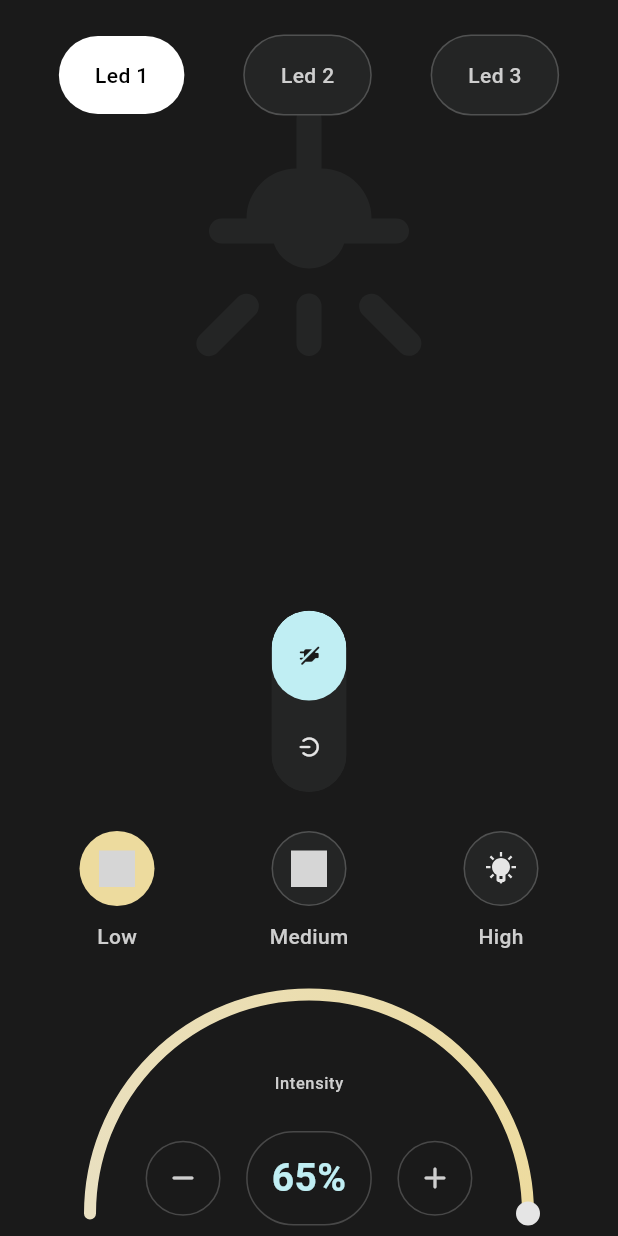
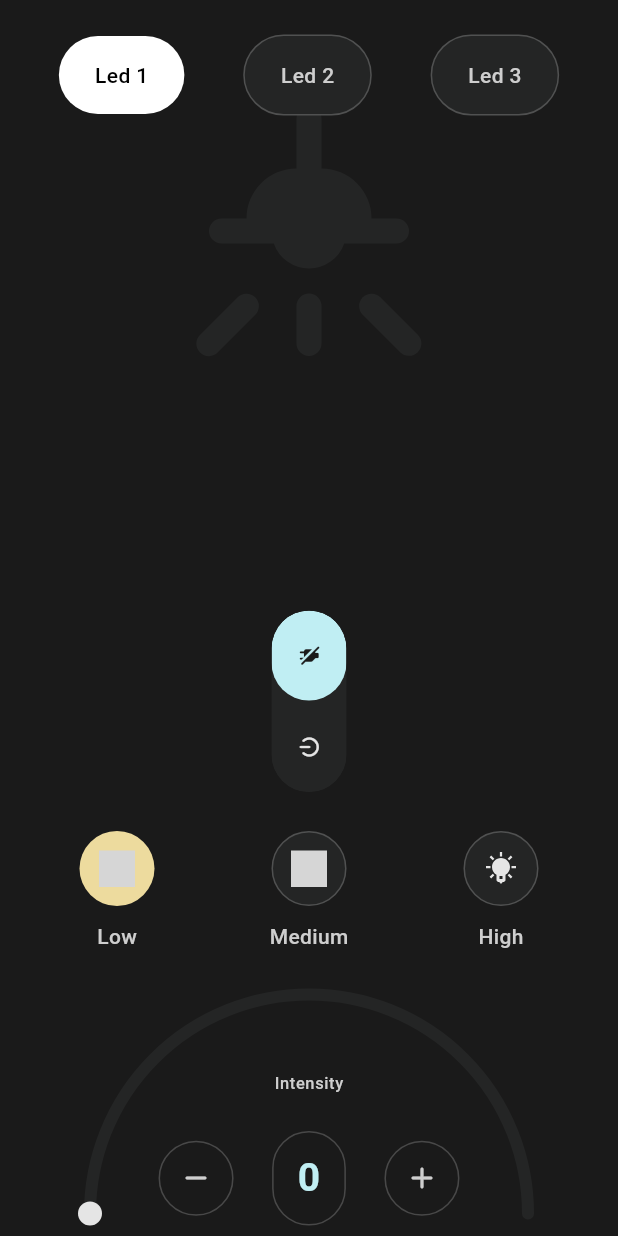
Before and after one commit to KenStarry/Flutter_IOT_Based_Smart_Lighting, a Flutter app: the screen it shows after launch, on a phone screen of 412 x 824 dp. Run offline on Flutter 3.47's test engine with Material 3 defaults, Android fonts, the phone set to English and light mode, and no system bars; drawn by our look-alikes of sleek_circular_slider, toggle_switch; our stand-ins replace flutter_svg, get, slider_button; grey boxes are pictures that could not be loaded.

Commit message:
Set individual values for the low, medium and high values

```diff
--- a/lib/feature_home/presentation/components/led_intensity_section.dart
+++ b/lib/feature_home/presentation/components/led_intensity_section.dart
@@ -25,10 +25,15 @@ class _LedIntensitySectionState extends State<LedIntensitySection> {
 
   @override
   Widget build(BuildContext context) {
-    return SleekCircularSlider(
+    return Obx(
+      () => SleekCircularSlider(
         min: 0.0,
         max: 255.0,
-      initialValue: 255.0,
+        initialValue: _homeController.activeLedMode.value == "Low"
+            ? _homeController.ledLowLevel.value
+            : _homeController.activeLedMode.value == "Medium"
+                ? _homeController.ledMediumLevel.value
+                : _homeController.ledHighLevel.value,
         appearance: CircularSliderAppearance(
             size: 300,
             animationEnabled: true,
@@ -37,7 +42,7 @@ class _LedIntensitySectionState extends State<LedIntensitySection> {
             customWidths: CustomSliderWidths(
                 trackWidth: 8, progressBarWidth: 8, handlerSize: 8),
             customColors: CustomSliderColors(
-              trackColor: Theme.of(context).scaffoldBackgroundColor,
+                trackColor: Theme.of(context).primaryColorDark,
                 progressBarColors: [
                   textWhite700,
                   gold,
@@ -46,7 +51,13 @@ class _LedIntensitySectionState extends State<LedIntensitySection> {
                 dynamicGradient: true,
                 dotColor: textWhite700)),
         onChange: (value) {
-        print("VALUEEE : ${value}");
+          if (_homeController.activeLedMode.value == "Low") {
+            _homeController.setIntensityLevels(low: value);
+          } else if (_homeController.activeLedMode.value == "Medium") {
+            _homeController.setIntensityLevels(medium: value);
+          } else if (_homeController.activeLedMode.value == "High") {
+            _homeController.setIntensityLevels(high: value);
+          }
         },
         innerWidget: (value) => Container(
           padding: const EdgeInsets.all(8),
@@ -69,7 +80,7 @@ class _LedIntensitySectionState extends State<LedIntensitySection> {
                 children: [
                   //  minus
                   GestureDetector(
-                  onTap: (){
+                    onTap: () {
                       //  subtract overall value from either low, medium or high
                     },
                     child: Container(
@@ -93,8 +104,8 @@ class _LedIntensitySectionState extends State<LedIntensitySection> {
 
                   //  percentage icon
                   Container(
-                  padding:
-                      const EdgeInsets.symmetric(horizontal: 16, vertical: 12),
+                    padding: const EdgeInsets.symmetric(
+                        horizontal: 16, vertical: 12),
                     decoration: BoxDecoration(
                         borderRadius: BorderRadius.circular(150),
                         color: Theme.of(context).scaffoldBackgroundColor,
@@ -102,10 +113,12 @@ class _LedIntensitySectionState extends State<LedIntensitySection> {
                           color: Colors.white.withOpacity(0.2),
                           width: 1,
                         )),
-                  child: Text('65%',
+                    child: Text('${value.ceil()}',
                         style: TextStyle(
-                          fontSize:
-                              Theme.of(context).textTheme.titleLarge!.fontSize,
+                            fontSize: Theme.of(context)
+                                .textTheme
+                                .titleLarge!
+                                .fontSize,
                             fontWeight: Theme.of(context)
                                 .textTheme
                                 .titleLarge!
@@ -115,7 +128,7 @@ class _LedIntensitySectionState extends State<LedIntensitySection> {
 
                   // add icon
                   GestureDetector(
-                  onTap: (){
+                    onTap: () {
                       //  add overall value from either low, medium or high
                     },
                     child: Container(
@@ -141,6 +154,7 @@ class _LedIntensitySectionState extends State<LedIntensitySection> {
             ],
           ),
         ),
+      ),
     );
   }
 }
```
Lines whose indentation alone changed are shown as unchanged.
